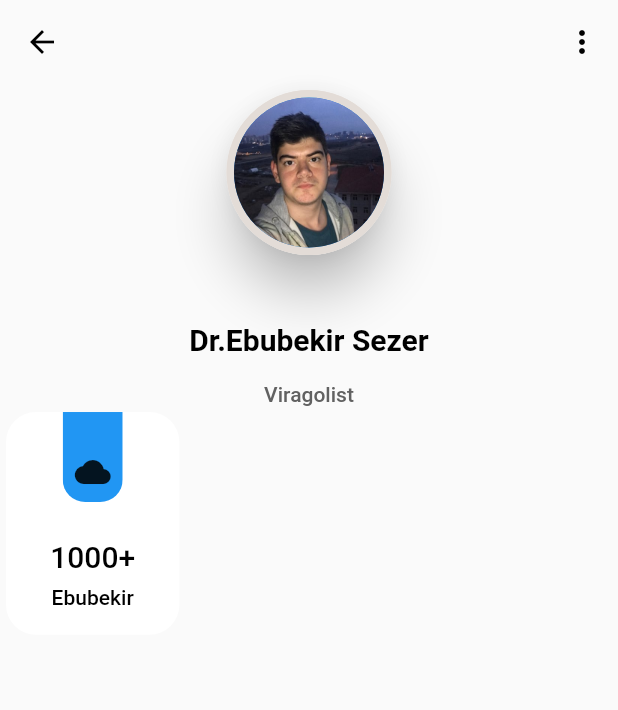
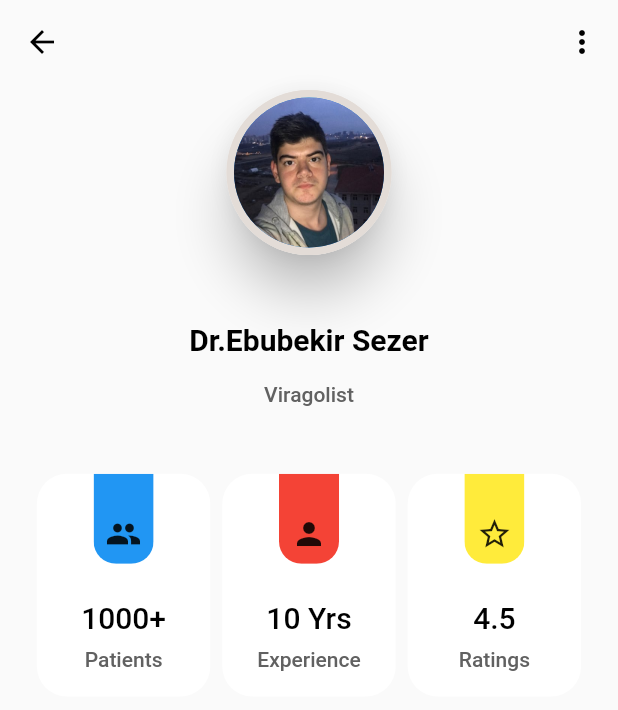
Before and after one commit to VBT-Intership/ESS-Flutter-AppoinmentUI, a Flutter app: the screen it shows after launch, on a phone screen of 412 x 824 dp. Shown: the top 710 px of the screen. Run offline on Flutter 3.47's test engine with Material 2 defaults, Android fonts, the phone set to English and light mode, and no system bars.

Commit message:
All information cards added to the profile page

```diff
--- a/AppoinmentUIApp/lib/view/profileview.dart
+++ b/AppoinmentUIApp/lib/view/profileview.dart
@@ -19,17 +19,26 @@ class _ProfileViewState extends State<ProfileView> {
           buildProfileName(context),
           SizedBox(height: pageHeight * 0.02),
           buildProfileTitle(context),
-          Expanded(
-              child: Row(
-            mainAxisAlignment: MainAxisAlignment.spaceBetween,
-            children: <Widget>[
-              buildInformationCards(
-                  context, Colors.blue, Icon(Icons.cloud), "1000+", "Ebubekir")
-            ],
-          ))
+          SizedBox(height: pageHeight * 0.05),
+          buildAllInformationCards(context)
         ],
       ),
     );
+  }
+
+  Expanded buildAllInformationCards(BuildContext context) {
+    return Expanded(
+        child: Row(
+      mainAxisAlignment: MainAxisAlignment.center,
+      children: <Widget>[
+        buildInformationCards(
+            context, Colors.blue, Icon(Icons.people), "1000+", "Patients"),
+        buildInformationCards(
+            context, Colors.red, Icon(Icons.person), "10 Yrs", "Experience"),
+        buildInformationCards(
+            context, Colors.yellow, Icon(Icons.star_border), "4.5", "Ratings"),
+      ],
+    ));
   }
 
   SizedBox buildInformationCards(BuildContext context, Color color, Icon icon,
@@ -43,7 +52,7 @@ class _ProfileViewState extends State<ProfileView> {
         ),
         child: Column(
           children: <Widget>[
-            buildColorfulRectangleType(icon),
+            buildColorfulRectangleType(icon, color),
             SizedBox(
               height: pageHeight * 0.03,
             ),
@@ -59,7 +68,7 @@ class _ProfileViewState extends State<ProfileView> {
             Text(
               secondTitle,
               style: Theme.of(context).primaryTextTheme.bodyText1.copyWith(
-                    color: Colors.black,
+                    color: Colors.grey[700],
                   ),
             ),
             SizedBox(
@@ -71,14 +80,14 @@ class _ProfileViewState extends State<ProfileView> {
     );
   }
 
-  ClipRRect buildColorfulRectangleType(Icon icon) {
+  ClipRRect buildColorfulRectangleType(Icon icon, Color color) {
     return ClipRRect(
       borderRadius: BorderRadius.only(
         bottomLeft: Radius.circular(15.0),
         bottomRight: Radius.circular(15.0),
       ),
       child: ColoredBox(
-        color: Colors.blue,
+        color: color,
         child: Padding(
           padding: const EdgeInsets.all(8.0),
           child: Column(
```
